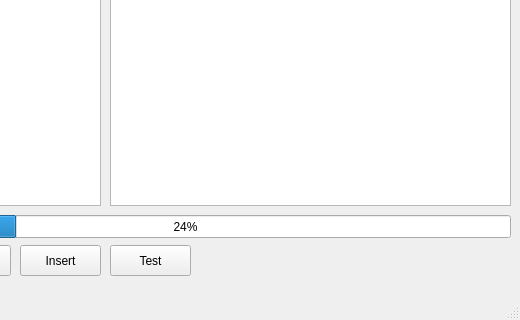
First picture: the form in SCDAgui/mainwindow.ui, repository JBs197/GUI, before the edit; both pictures show x 150 to 670 and y 285 to 605 of the 670 by 605 pixel window.
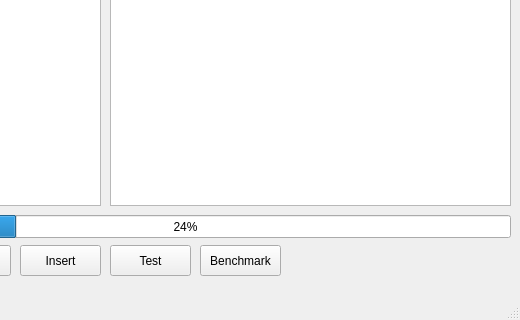
Second picture: the form after the edit.

The edit to the form file:
```diff
--- a/SCDAgui/mainwindow.ui
+++ b/SCDAgui/mainwindow.ui
@@ -121,6 +121,19 @@
      <number>24</number>
     </property>
    </widget>
+   <widget class="QPushButton" name="pB_benchmark">
+    <property name="geometry">
+     <rect>
+      <x>350</x>
+      <y>530</y>
+      <width>81</width>
+      <height>31</height>
+     </rect>
+    </property>
+    <property name="text">
+     <string>Benchmark</string>
+    </property>
+   </widget>
   </widget>
   <widget class="QMenuBar" name="menubar">
    <property name="geometry">
```
